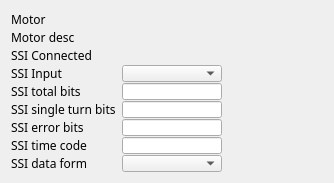
Before: the Qt Designer form GalilSup/op/ui/galil_motor_ssi.ui in ISISComputingGroup/EPICS-galil, drawn with Qt 5.
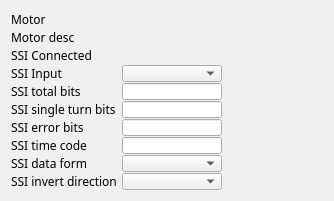
After: the same form once the commit is applied. Custom widgets are drawn as their Qt base class.

Commit message: Import Galil 3-5 62daf1f 15/7/2017

```diff
--- a/GalilSup/op/ui/galil_motor_ssi.ui
+++ b/GalilSup/op/ui/galil_motor_ssi.ui
@@ -7,7 +7,7 @@
     <x>0</x>
     <y>0</y>
     <width>334</width>
-    <height>156</height>
+    <height>168</height>
    </rect>
   </property>
   <property name="windowTitle">
@@ -15,7 +15,7 @@
   </property>
   <layout class="QVBoxLayout" name="verticalLayout">
    <item>
-    <layout class="QGridLayout" name="gridLayout" rowstretch="1,1,1,1,1,1,1,1,1" columnstretch="1,9,1">
+    <layout class="QGridLayout" name="gridLayout" rowstretch="1,1,1,1,1,1,1,1,1,1" columnstretch="1,9,1">
      <property name="spacing">
       <number>1</number>
      </property>
@@ -896,6 +896,111 @@
        </property>
       </widget>
      </item>
+     <item row="9" column="0">
+      <widget class="QLabel" name="label_20">
+       <property name="sizePolicy">
+        <sizepolicy hsizetype="Fixed" vsizetype="Expanding">
+         <horstretch>0</horstretch>
+         <verstretch>0</verstretch>
+        </sizepolicy>
+       </property>
+       <property name="minimumSize">
+        <size>
+         <width>61</width>
+         <height>0</height>
+        </size>
+       </property>
+       <property name="sizeIncrement">
+        <size>
+         <width>1</width>
+         <height>1</height>
+        </size>
+       </property>
+       <property name="font">
+        <font>
+         <family>Abyssinica SIL</family>
+         <pointsize>9</pointsize>
+        </font>
+       </property>
+       <property name="text">
+        <string>SSI invert direction</string>
+       </property>
+       <property name="alignment">
+        <set>Qt::AlignLeading|Qt::AlignLeft|Qt::AlignVCenter</set>
+       </property>
+       <property name="indent">
+        <number>0</number>
+       </property>
+      </widget>
+     </item>
+     <item row="9" column="1">
+      <widget class="QEComboBox" name="qecombobox_5">
+       <property name="sizePolicy">
+        <sizepolicy hsizetype="Expanding" vsizetype="Expanding">
+         <horstretch>0</horstretch>
+         <verstretch>0</verstretch>
+        </sizepolicy>
+       </property>
+       <property name="minimumSize">
+        <size>
+         <width>100</width>
+         <height>1</height>
+        </size>
+       </property>
+       <property name="font">
+        <font>
+         <family>Abyssinica SIL</family>
+         <pointsize>9</pointsize>
+        </font>
+       </property>
+       <property name="variable" stdset="0">
+        <string>$(DMC)$(M)_SSIINVERT_CMD</string>
+       </property>
+      </widget>
+     </item>
+     <item row="9" column="2">
+      <widget class="QELabel" name="rbv_11">
+       <property name="sizePolicy">
+        <sizepolicy hsizetype="Preferred" vsizetype="Expanding">
+         <horstretch>0</horstretch>
+         <verstretch>0</verstretch>
+        </sizepolicy>
+       </property>
+       <property name="minimumSize">
+        <size>
+         <width>100</width>
+         <height>0</height>
+        </size>
+       </property>
+       <property name="maximumSize">
+        <size>
+         <width>16777215</width>
+         <height>16777215</height>
+        </size>
+       </property>
+       <property name="font">
+        <font>
+         <family>Abyssinica SIL</family>
+         <pointsize>9</pointsize>
+        </font>
+       </property>
+       <property name="focusPolicy">
+        <enum>Qt::NoFocus</enum>
+       </property>
+       <property name="autoFillBackground">
+        <bool>true</bool>
+       </property>
+       <property name="variable" stdset="0">
+        <string>$(DMC)$(M)_SSIINVERT_STATUS</string>
+       </property>
+       <property name="variableAsToolTip">
+        <bool>true</bool>
+       </property>
+       <property name="styleSheet">
+        <string notr="true">QWidget { color: grey }</string>
+       </property>
+      </widget>
+     </item>
     </layout>
    </item>
   </layout>
```
Left out of the diff: 80 changed lines with no effect on the pictures. The commit also changes 28 other files.
